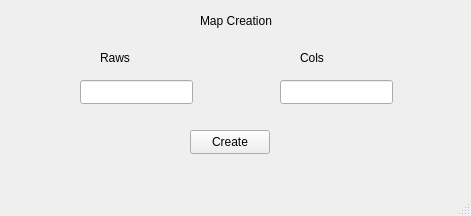
This is startwindow.ui in NikitaTishkov/CoinsQuizGui as Qt 5 draws it before an edit. The edited form follows.
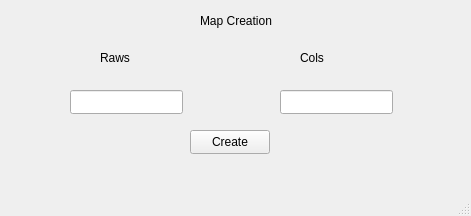
This is the edited form.

Diff of the .ui file:
```diff
--- a/startwindow.ui
+++ b/startwindow.ui
@@ -17,8 +17,8 @@
    <widget class="QLineEdit" name="input_cols">
     <property name="geometry">
      <rect>
-      <x>80</x>
-      <y>80</y>
+      <x>280</x>
+      <y>90</y>
       <width>113</width>
       <height>24</height>
      </rect>
@@ -27,8 +27,8 @@
    <widget class="QLineEdit" name="input_raws">
     <property name="geometry">
      <rect>
-      <x>280</x>
-      <y>80</y>
+      <x>70</x>
+      <y>90</y>
       <width>113</width>
       <height>24</height>
      </rect>
```
